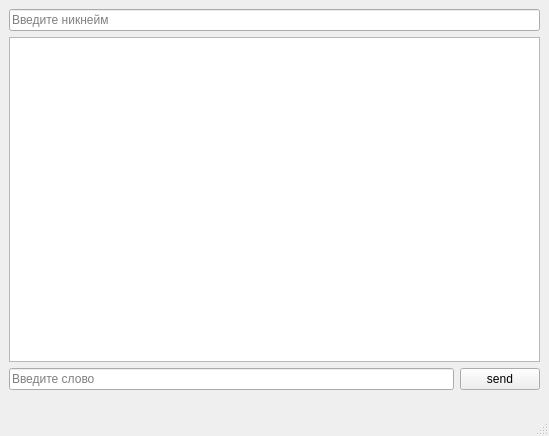
Before: the Qt Designer form client/mainwindow.ui in life-f/QT5-TcpSocket, drawn with Qt 5.
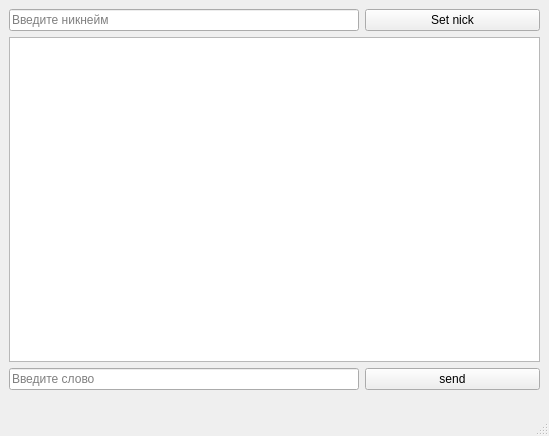
After: the same form once the commit is applied.

The edit to the form file:
```diff
--- a/client/mainwindow.ui
+++ b/client/mainwindow.ui
@@ -24,34 +24,44 @@
      </rect>
     </property>
     <layout class="QGridLayout" name="gridLayout">
-     <item row="2" column="0">
-      <widget class="QLineEdit" name="message">
-       <property name="placeholderText">
-        <string>Введите слово</string>
-       </property>
-      </widget>
-     </item>
-     <item row="2" column="1">
-      <widget class="QPushButton" name="send">
-       <property name="text">
-        <string>send</string>
-       </property>
-      </widget>
-     </item>
-     <item row="1" column="0" colspan="2">
-      <widget class="QTextEdit" name="textEdit">
-       <property name="readOnly">
-        <bool>true</bool>
-       </property>
-      </widget>
-     </item>
      <item row="0" column="0" colspan="2">
       <widget class="QLineEdit" name="nick">
+       <property name="readOnly">
+        <bool>false</bool>
+       </property>
        <property name="placeholderText">
         <string>Введите никнейм</string>
        </property>
       </widget>
      </item>
+     <item row="0" column="2">
+      <widget class="QPushButton" name="setNick">
+       <property name="text">
+        <string>Set nick</string>
+       </property>
+      </widget>
+     </item>
+     <item row="1" column="0" colspan="3">
+      <widget class="QTextEdit" name="textEdit">
+       <property name="readOnly">
+        <bool>true</bool>
+       </property>
+      </widget>
+     </item>
+     <item row="2" column="2">
+      <widget class="QPushButton" name="send">
+       <property name="text">
+        <string>send</string>
+       </property>
+      </widget>
+     </item>
+     <item row="2" column="0" colspan="2">
+      <widget class="QLineEdit" name="message">
+       <property name="placeholderText">
+        <string>Введите слово</string>
+       </property>
+      </widget>
+     </item>
     </layout>
    </widget>
   </widget>
```
